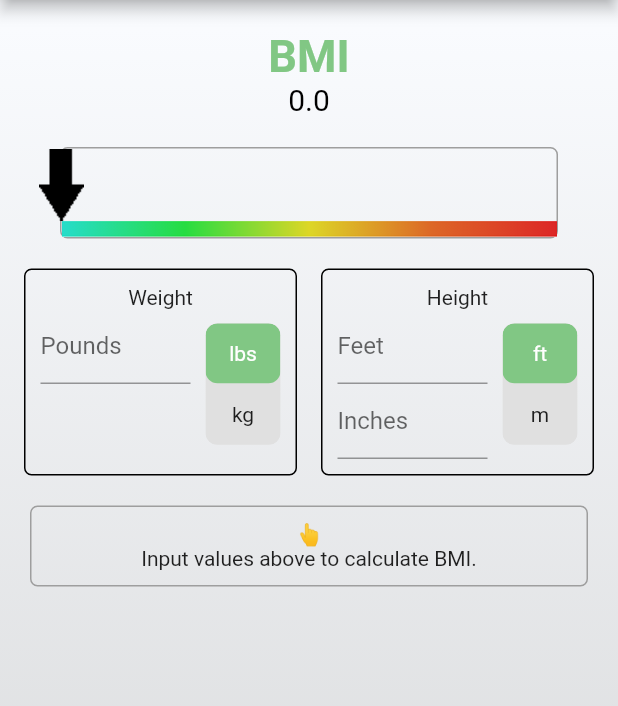
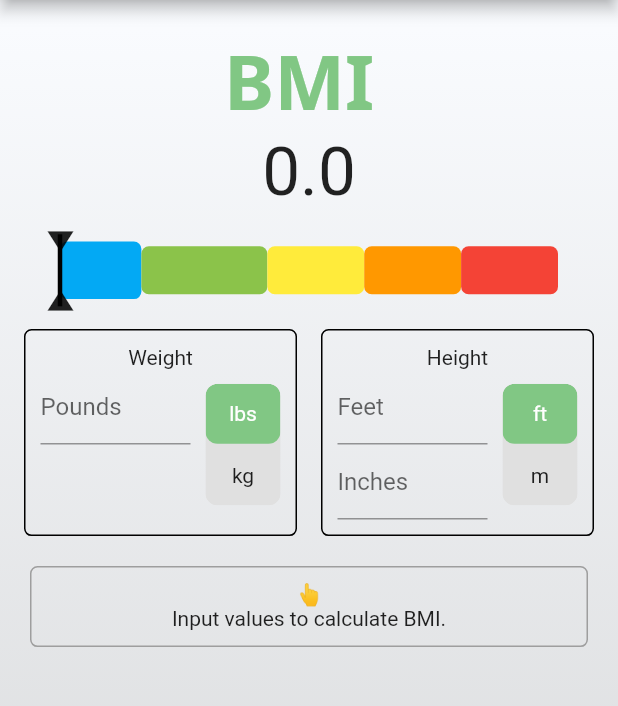
Before and after one commit to de-Gaston-Apps/bmi_calculator, a Flutter app: the screen it shows after launch, on a phone screen of 412 x 824 dp, the part 84-790 px from its top. Run offline on Flutter 3.47's test engine with Material 2 defaults, Android fonts, the phone set to English and light mode, and no system bars; drawn by our look-alikes of toggle_switch; our stand-ins replace google_fonts.

Commit message:
It's beautiful

```diff
--- a/lib/screens/bmi_screen.dart
+++ b/lib/screens/bmi_screen.dart
@@ -4,6 +4,8 @@ import 'package:bmi_calculator/vars/globals.dart';
 import 'package:bmi_calculator/vars/strings.dart';
 import 'package:bmi_calculator/widgets/bmi_bar.dart';
 import 'package:bmi_calculator/widgets/bmi_message_box.dart';
+import 'package:bmi_calculator/widgets/bmi_number.dart';
+import 'package:bmi_calculator/widgets/bmi_title.dart';
 import 'package:bmi_calculator/widgets/weight_selector.dart';
 import 'package:flutter/material.dart';
 
@@ -71,21 +73,8 @@ class BmiScreenState extends State<BmiScreen> {
         mainAxisAlignment: MainAxisAlignment.start,
         children: [
           const SizedBox(height: 20),
-          Text(
-            "BMI",
-            style: TextStyle(
-              color: MINT_GREEN,
-              fontSize: 30,
-              fontWeight: FontWeight.bold,
-            ),
-          ),
-          Text(
-            "$bmi",
-            style: const TextStyle(
-              color: TEXT_LIGHT,
-              fontSize: 20,
-            ),
-          ),
+          BmiTitle(),
+          BmiNumber(bmi: bmi),
           const SizedBox(height: BIGGER_PADDING_SIZE),
           Padding(
             padding: const EdgeInsets.only(
--- a/lib/vars/globals.dart
+++ b/lib/vars/globals.dart
@@ -3,18 +3,27 @@ import 'package:flutter/material.dart';
 
 const int SPLASH_SCREEN_TIMER = 1;
 const int ANIMATION_DURATION_MILLIS = 200;
+const double ZOOM_IN_SCALE = 1.2;
 
 const double DEFALT_PADDING_SIZE = 10;
 const double BIGGER_PADDING_SIZE = DEFALT_PADDING_SIZE * 2;
 const double BAR_PADDING_SIZE = DEFALT_PADDING_SIZE * 4;
 const double MESSAGE_MAX_WIDTH = 600;
 
+const double BAR_HEIGHT = 32;
 const double ARROW_HEIGHT = 48;
-const double ARROW_WIDTH = 30;
-const double BAR_HEIGHT = 16;
+const double ARROW_WIDTH = 24;
+const double ARROW_SIZE = 30;
+const double ARROW_LINE_WIDTH = 3;
 
 const double TEXT_INPUT_HEIGHT = 50;
 const double TEXT_INPUT_WIDTH = 100;
+
+const int RANGE_BMI_UNDER = 35;
+const int RANGE_BMI_NORM = 65;
+const int RANGE_BMI_OVER = 50;
+const int RANGE_BMI_OBESE1 = 50;
+const int RANGE_BMI_OBESE2 = 50;
 
 const double BMI_ERROR = -1;
 const double DEFAULT_BMI = 0.0;
@@ -31,6 +40,12 @@ const String CDC_BMI_ABOUT_URL =
 */
 final Color MINT_GREEN = Colors.green.shade300;
 final Color SOFT_GREY = Colors.grey.shade300;
+
+const Color UNDER_BMI_COLOR = Colors.lightBlue;
+const Color NORM_BMI_COLOR = Colors.lightGreen;
+const Color OVER_BMI_COLOR = Colors.yellow;
+const Color OBESE1_BMI_COLOR = Colors.orange;
+const Color OBESE2_BMI_COLOR = Colors.red;
 
 /// Light colors
 const Color TEXT_LIGHT = Colors.black;
--- a/lib/vars/strings.dart
+++ b/lib/vars/strings.dart
@@ -1,6 +1,7 @@
 // ignore_for_file: non_constant_identifier_names, constant_identifier_names
 
 const String APP_NAME = "BMI Calculator";
+const String BMI_STRING = "BMI";
 
 const String WEIGHT_TEXT = "Weight";
 const String WEIGHT_LABEL_METRIC = "Kilograms";
@@ -19,8 +20,7 @@ const String HEIGHT2_METRIC_TEXT = "cm";
 const String HEIGHT2_IMPER_TEXT = "in";
 
 const String INPUT_ERROR_MESSAGE = "❌\nThere is an error in your input";
-const String DEFAULT_WEIGHT_MESSAGE =
-    "👆\nInput values above to calculate BMI.";
+const String DEFAULT_WEIGHT_MESSAGE = "👆\nInput values to calculate BMI.";
 
 const String VERY_UNDER_WEIGHT_MESSAGE = "🤣\nvery under weight";
 const String UNDER_WEIGHT_MESSAGE = "👍\nunder weight";
--- a/lib/vars/theme.dart
+++ b/lib/vars/theme.dart
@@ -9,21 +9,6 @@ class MyTheme {
     brightness: Brightness.light,
     primarySwatch: PRIMARY_SWATCH_LIGHT,
     scaffoldBackgroundColor: Colors.transparent,
-    textTheme: const TextTheme(
-      displaySmall: TextStyle(
-        color: TEXT_LIGHT,
-        fontSize: 15,
-      ),
-      displayMedium: TextStyle(
-        color: TEXT_LIGHT,
-        fontSize: 22,
-      ),
-      displayLarge: TextStyle(
-        color: TEXT_LIGHT,
-        fontSize: 40,
-        fontWeight: FontWeight.w500,
-      ),
-    ),
   );
 
   static BoxDecoration lightBackgroundBoxDecoration = const BoxDecoration(
@@ -43,21 +28,6 @@ class MyTheme {
     brightness: Brightness.dark,
     primarySwatch: PRIMARY_SWATCH_DARK,
     scaffoldBackgroundColor: Colors.transparent,
-    textTheme: const TextTheme(
-      displaySmall: TextStyle(
-        color: TEXT_DARK,
-        fontSize: 15,
-      ),
-      displayMedium: TextStyle(
-        color: TEXT_DARK,
-        fontSize: 22,
-      ),
-      displayLarge: TextStyle(
-        color: TEXT_DARK,
-        fontSize: 40,
-        fontWeight: FontWeight.w500,
-      ),
-    ),
   );
 
   static BoxDecoration darkBackgroundBoxDecoration = const BoxDecoration(
--- /dev/null
+++ b/lib/widgets/bmi_arrow.dart
@@ -0,0 +1,51 @@
+import 'package:bmi_calculator/vars/globals.dart';
+import 'package:flutter/material.dart';
+import 'dart:math' as math;
+
+class BmiArrow extends StatelessWidget {
+  @override
+  Widget build(BuildContext context) {
+    return Container(
+      // Align the top of the BmiArrow with the top of the ColoBar
+      height: ARROW_HEIGHT,
+      width: ARROW_WIDTH,
+      // decoration: BoxDecoration(
+      //   borderRadius: BorderRadius.circular(5),
+      //   border: Border.all(color: Colors.grey),
+      // ),
+      child: Stack(
+        clipBehavior: Clip.none,
+        children: [
+          Positioned(
+            top: -ARROW_SIZE / 3 - 2,
+            left: -ARROW_SIZE / 10,
+            child: Transform.rotate(
+              angle: math.pi / 2,
+              child: const Icon(
+                Icons.play_arrow,
+                size: ARROW_SIZE,
+              ),
+            ),
+          ),
+          Align(
+            child: Container(
+              width: ARROW_LINE_WIDTH,
+              decoration: const BoxDecoration(color: Colors.black),
+            ),
+          ),
+          Positioned(
+            bottom: -ARROW_SIZE / 3 - 3,
+            left: -ARROW_SIZE / 10,
+            child: Transform.rotate(
+              angle: -math.pi / 2,
+              child: const Icon(
+                Icons.play_arrow,
+                size: ARROW_SIZE,
+              ),
+            ),
+          ),
+        ],
+      ),
+    );
+  }
+}
--- a/lib/widgets/bmi_bar.dart
+++ b/lib/widgets/bmi_bar.dart
@@ -1,8 +1,10 @@
 // ignore_for_file: constant_identifier_names
 import 'package:bmi_calculator/vars/globals.dart';
+import 'package:bmi_calculator/widgets/bmi_arrow.dart';
+import 'package:bmi_calculator/widgets/color_bar.dart';
 import 'package:flutter/material.dart';
 
-const double MIN_BMI = 16.5;
+const double MIN_BMI = 15;
 const double MAX_BMI = 40;
 
 class BmiBar extends StatefulWidget {
@@ -20,8 +22,10 @@ class BmiBarState extends State<BmiBar> {
 
     double min = 0 - ARROW_WIDTH / 2; // 0 - (value) to make it negative
     double max = barWidth - ARROW_WIDTH / 2;
+    if (max > MESSAGE_MAX_WIDTH) {
+      max = MESSAGE_MAX_WIDTH - ARROW_WIDTH / 2;
+    }
 
-    //1 is the min bmi and 45 is the max bmi
     if (widget.bmi <= MIN_BMI) {
       return min;
     }
@@ -39,10 +43,10 @@ class BmiBarState extends State<BmiBar> {
     double offset = calculateOffset();
 
     return Container(
-      decoration: BoxDecoration(
-        borderRadius: BorderRadius.circular(5),
-        border: Border.all(color: Colors.grey),
-      ),
+      // decoration: BoxDecoration(
+      //   borderRadius: BorderRadius.circular(5),
+      //   border: Border.all(color: Colors.grey),
+      // ),
       constraints: const BoxConstraints(maxWidth: MESSAGE_MAX_WIDTH),
       width: double.infinity,
       child: Column(
@@ -51,18 +55,17 @@ class BmiBarState extends State<BmiBar> {
             clipBehavior: Clip.none,
             alignment: Alignment.bottomCenter,
             children: [
-              SizedBox(width: MediaQuery.of(context).size.width, height: 48),
+              // SizedBox(
+              //   width: MediaQuery.of(context).size.width,
+              //   height: ARROW_HEIGHT,
+              // ),
+              ColorBar(bmi: widget.bmi),
               PositionedDirectional(
-                top: 0,
+                top: (BAR_HEIGHT * ZOOM_IN_SCALE - ARROW_HEIGHT) / 2,
                 start: offset,
-                child: Image.asset("assets/images/arrow.png"),
+                child: BmiArrow(),
               ),
             ],
-          ),
-          Image.asset(
-            "assets/images/bmi_bar.png",
-            fit: BoxFit.fill,
-            width: double.infinity,
           ),
         ],
       ),
--- /dev/null
+++ b/lib/widgets/bmi_number.dart
@@ -0,0 +1,17 @@
+import 'package:flutter/material.dart';
+import 'package:google_fonts/google_fonts.dart';
+
+class BmiNumber extends StatelessWidget {
+  final double bmi;
+  const BmiNumber({super.key, required this.bmi});
+
+  @override
+  Widget build(BuildContext context) {
+    return Text(
+      "$bmi",
+      style: GoogleFonts.roboto(
+        fontSize: 45,
+      ),
+    );
+  }
+}
--- /dev/null
+++ b/lib/widgets/bmi_title.dart
@@ -0,0 +1,18 @@
+import 'package:bmi_calculator/vars/globals.dart';
+import 'package:bmi_calculator/vars/strings.dart';
+import 'package:flutter/material.dart';
+import 'package:google_fonts/google_fonts.dart';
+
+class BmiTitle extends StatelessWidget {
+  @override
+  Widget build(BuildContext context) {
+    return Text(
+      "$BMI_STRING ",
+      style: GoogleFonts.notoSans(
+        color: MINT_GREEN,
+        fontSize: 50,
+        fontWeight: FontWeight.bold,
+      ),
+    );
+  }
+}
--- /dev/null
+++ b/lib/widgets/color_bar.dart
@@ -0,0 +1,51 @@
+import 'package:bmi_calculator/data/bmi_calculator.dart';
+import 'package:bmi_calculator/vars/globals.dart';
+import 'package:flutter/material.dart';
+
+class ColorBar extends StatelessWidget {
+  final double bmi;
+  const ColorBar({super.key, required this.bmi});
+
+  Widget buildBox(int flex, Color color) {
+    BmiCategory category = BmiCalculator().getCategory(bmi);
+    double scale = 1.0;
+    if (category == BmiCategory.veryUnder && color == UNDER_BMI_COLOR ||
+        category == BmiCategory.obese3 && color == OBESE2_BMI_COLOR ||
+        category == BmiCategory.under && color == UNDER_BMI_COLOR ||
+        category == BmiCategory.normal && color == NORM_BMI_COLOR ||
+        category == BmiCategory.over && color == OVER_BMI_COLOR ||
+        category == BmiCategory.obese1 && color == OBESE1_BMI_COLOR ||
+        category == BmiCategory.obese2 && color == OBESE2_BMI_COLOR) {
+      scale = ZOOM_IN_SCALE;
+    }
+
+    flex = (flex * scale).toInt();
+
+    return Expanded(
+      flex: flex,
+      child: Container(
+        height: BAR_HEIGHT * scale,
+        decoration: BoxDecoration(
+          borderRadius: BorderRadius.circular(5),
+          color: color,
+        ),
+      ),
+    );
+  }
+
+  @override
+  Widget build(BuildContext context) {
+    return SizedBox(
+      width: double.infinity,
+      child: Row(
+        children: [
+          buildBox(RANGE_BMI_UNDER, UNDER_BMI_COLOR),
+          buildBox(RANGE_BMI_NORM, NORM_BMI_COLOR),
+          buildBox(RANGE_BMI_OVER, OVER_BMI_COLOR),
+          buildBox(RANGE_BMI_OBESE1, OBESE1_BMI_COLOR),
+          buildBox(RANGE_BMI_OBESE2, OBESE2_BMI_COLOR),
+        ],
+      ),
+    );
+  }
+}
```
Also changed, not shown: pubspec.yaml (+4 -3 lines), assets/images/arrow.png, assets/images/bmi_bar.png (deleted), pubspec.lock, 1 other file.
